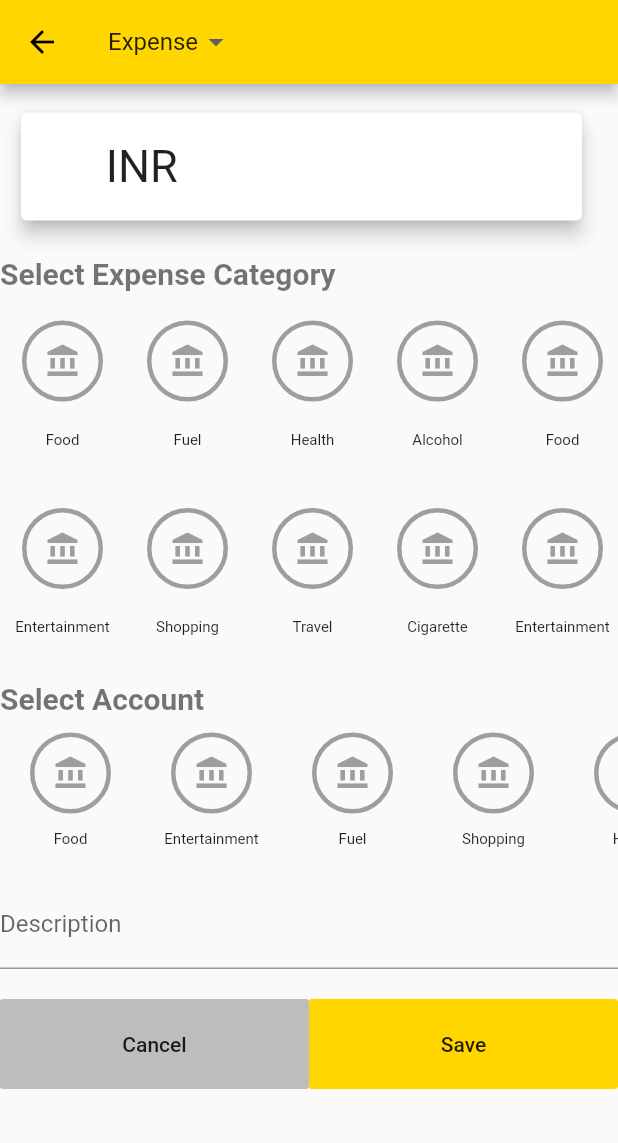
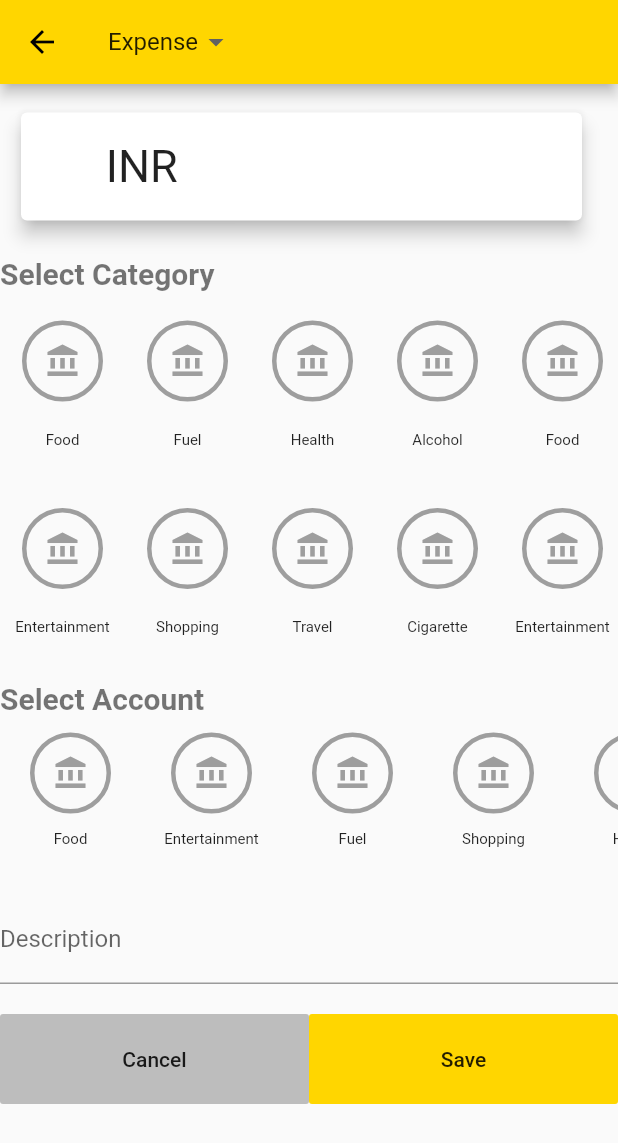
Before and after one commit to DevendraJ/xpenso, a Flutter app: the NewTransaction screen opened directly, on a phone screen of 412 x 824 dp. Shown: the top 1143 px of the screen. Run offline on Flutter 3.47's test engine with Material 2 defaults, Android fonts, the light colour scheme and no system bars.

Commit message:
Conditionally added elements into Form body list.

```diff
--- a/lib/widgets/new_transaction.dart
+++ b/lib/widgets/new_transaction.dart
@@ -40,13 +40,11 @@
           }),
     );
 
-    var transferForm = Form(
-      key: GlobalKey<FormState>(),
-      child: Column(),
-    );
-
-    Form getExpenseIncomeForm({bool isExpense}) {
-      return Form(
+    return Scaffold(
+      appBar: AppBar(
+        title: dropDown,
+      ),
+      body: Form(
         key: GlobalKey<FormState>(),
         child: SingleChildScrollView(
           child: Column(
@@ -87,8 +85,35 @@
                 ),
               ),
               SizedBox(height: 20),
+              if (currentSelected != CategoryType.transfer)
                 Text(
-                'Select ${isExpense ? 'Expense' : 'Income'} Category',
+                  'Select Category',
+                  style: TextStyle(
+                    fontWeight: FontWeight.bold,
+                    fontSize: 20,
+                    color: Colors.black54,
+                  ),
+                ),
+              if (currentSelected != CategoryType.transfer)
+                Container(
+                  height: 250,
+                  child: GridView.count(
+                    scrollDirection: Axis.horizontal,
+                    childAspectRatio: 3 / 2,
+                    crossAxisCount: 2,
+                    children: [
+                      ...((currentSelected == CategoryType.expense)
+                          ? expenseCategories
+                          : incomeCategories)
+                    ],
+                  ),
+                ),
+              if (currentSelected != CategoryType.transfer)
+                SizedBox(height: 10),
+              Text(
+                (currentSelected != CategoryType.transfer)
+                    ? 'Select Account'
+                    : 'Select From Account',
                 style: TextStyle(
                   fontWeight: FontWeight.bold,
                   fontSize: 20,
@@ -96,25 +121,23 @@
                 ),
               ),
               Container(
-                height: 250,
-                child: GridView.count(
+                height: 100,
+                child: ListView(
                   scrollDirection: Axis.horizontal,
-                  childAspectRatio: 3 / 2,
-                  crossAxisCount: 2,
-                  children: [
-                    ...(isExpense ? expenseCategories : incomeCategories)
-                  ],
+                  children: [...accounts],
                 ),
               ),
               SizedBox(height: 10),
+              if (currentSelected == CategoryType.transfer)
                 Text(
-                'Select Account',
+                  'Select To Account',
                   style: TextStyle(
                     fontWeight: FontWeight.bold,
                     fontSize: 20,
                     color: Colors.black54,
                   ),
                 ),
+              if (currentSelected == CategoryType.transfer)
                 Container(
                   height: 100,
                   child: ListView(
@@ -154,18 +177,7 @@
             ],
           ),
         ),
-      );
-    }
-
-    return Scaffold(
-      appBar: AppBar(
-        title: dropDown,
       ),
-      body: (currentSelected == CategoryType.expense)
-          ? getExpenseIncomeForm(isExpense: true)
-          : (currentSelected == CategoryType.income)
-              ? getExpenseIncomeForm(isExpense: false)
-              : transferForm,
     );
   }
 }
```
Lines whose indentation alone changed are shown as unchanged.
